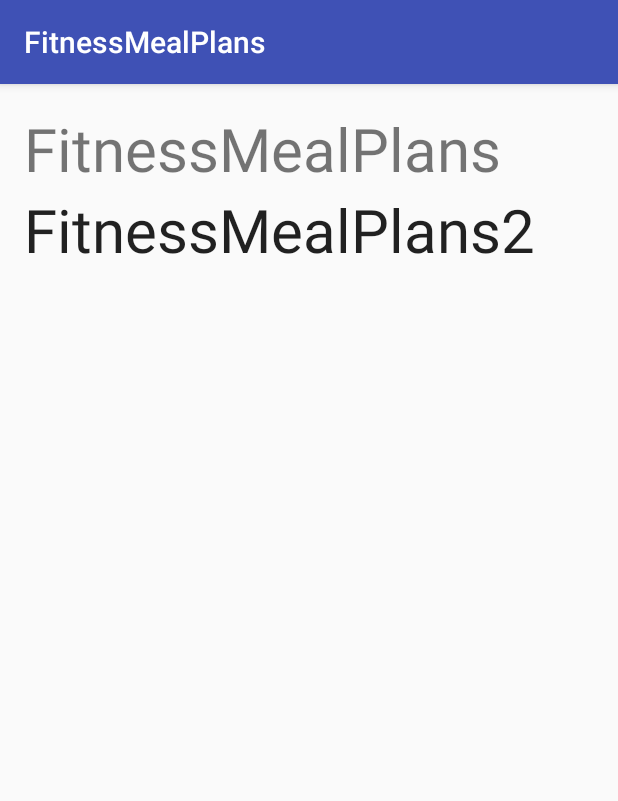
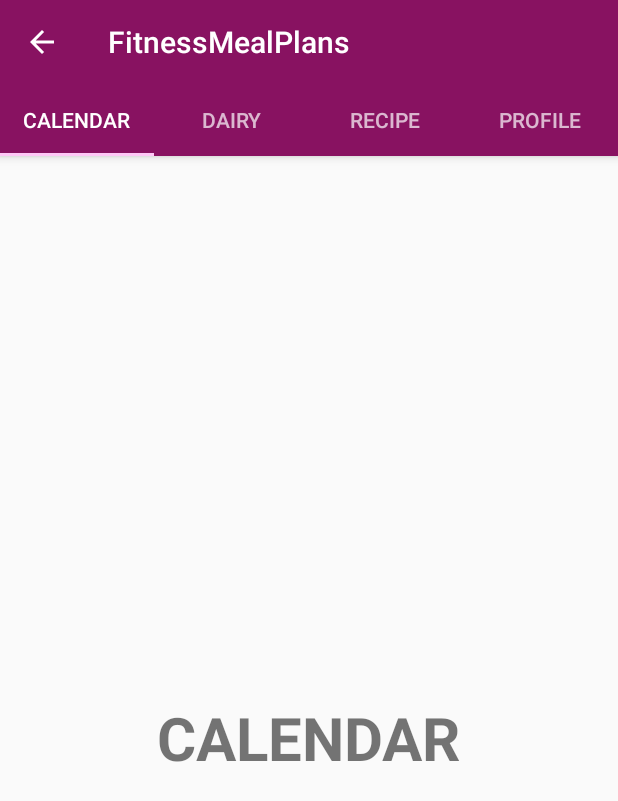
Before and after one commit to fitnessmealplans/FitnessMealPlans, an Android app: the screen it shows after launch (MainActivity), on a phone screen of 412 x 824 dp. Shown: the top 801 px of the screen. Run offline under Robolectric (Android 15) with nearby library versions, the phone set to English and light mode, and no system bars.

Commit message:
Android Project HubGit Open!

```diff
--- a/app/build.gradle
+++ b/app/build.gradle
@@ -23,4 +23,5 @@ dependencies {
     compile fileTree(dir: 'libs', include: ['*.jar'])
     testCompile 'junit:junit:4.12'
     compile 'com.android.support:appcompat-v7:23.3.0'
+    compile 'com.android.support:design:23.2.1'
 }
--- a/app/src/main/AndroidManifest.xml
+++ b/app/src/main/AndroidManifest.xml
@@ -1,14 +1,14 @@
 <?xml version="1.0" encoding="utf-8"?>
 <manifest xmlns:android="http://schemas.android.com/apk/res/android"
-    package="android.code.hjs.fitnessmealplans">
+    package="android.code.hjs.fitnessmealplans" >
 
     <application
         android:allowBackup="true"
         android:icon="@mipmap/ic_launcher"
         android:label="@string/app_name"
         android:supportsRtl="true"
-        android:theme="@style/AppTheme">
-        <activity android:name=".MainActivity">
+        android:theme="@style/AppTheme" >
+        <activity android:name=".MainActivity" >
             <intent-filter>
                 <action android:name="android.intent.action.MAIN" />
 
--- /dev/null
+++ b/app/src/main/java/android/code/hjs/fitnessmealplans/CalendarActivity.java
@@ -0,0 +1,28 @@
+package android.code.hjs.fitnessmealplans;
+
+import android.os.Bundle;
+import android.support.v4.app.Fragment;
+import android.view.LayoutInflater;
+import android.view.View;
+import android.view.ViewGroup;
+
+/**
+ * Created by HJS on 2016-05-01.
+ */
+public class CalendarActivity extends Fragment {
+
+    public CalendarActivity() {
+    }
+
+    @Override
+    public void onCreate(Bundle savedInstanceState) {
+        super.onCreate(savedInstanceState);
+    }
+
+    @Override
+    public View onCreateView(LayoutInflater inflater, ViewGroup container,
+                             Bundle savedInstanceState) {
+        // Inflate the layout for this fragment
+        return inflater.inflate(R.layout.fragment_calendar, container, false);
+    }
+}
--- /dev/null
+++ b/app/src/main/java/android/code/hjs/fitnessmealplans/HomeActivity.java
@@ -0,0 +1,30 @@
+package android.code.hjs.fitnessmealplans;
+
+import android.os.Bundle;
+import android.support.v4.app.Fragment;
+import android.view.LayoutInflater;
+import android.view.View;
+import android.view.ViewGroup;
+
+import android.code.hjs.fitnessmealplans.R;
+
+/**
+ * Created by HJS on 2016-05-01.
+ */
+public class HomeActivity  extends Fragment {
+
+    public HomeActivity() {
+    }
+
+    @Override
+    public void onCreate(Bundle savedInstanceState) {
+        super.onCreate(savedInstanceState);
+    }
+
+    @Override
+    public View onCreateView(LayoutInflater inflater, ViewGroup container,
+                             Bundle savedInstanceState) {
+        // Inflate the layout for this fragment
+        return inflater.inflate(R.layout.fragment_home, container, false);
+    }
+}
--- a/app/src/main/java/android/code/hjs/fitnessmealplans/MainActivity.java
+++ b/app/src/main/java/android/code/hjs/fitnessmealplans/MainActivity.java
@@ -1,13 +1,78 @@
 package android.code.hjs.fitnessmealplans;
 
+import android.support.design.widget.TabLayout;
+import android.support.v4.app.Fragment;
+import android.support.v4.app.FragmentManager;
+import android.support.v4.app.FragmentPagerAdapter;
+import android.support.v4.view.ViewPager;
 import android.support.v7.app.AppCompatActivity;
 import android.os.Bundle;
+import android.support.v7.widget.Toolbar;
+
+import android.code.hjs.fitnessmealplans.R;
+
+import java.util.ArrayList;
+import java.util.List;
 
 public class MainActivity extends AppCompatActivity {
+
+    private Toolbar toolbar;
+    private TabLayout tabLayout;
+    private ViewPager viewPager;
 
     @Override
     protected void onCreate(Bundle savedInstanceState) {
         super.onCreate(savedInstanceState);
         setContentView(R.layout.activity_main);
+
+        toolbar = (Toolbar) findViewById(R.id.toolbar);
+        setSupportActionBar(toolbar);
+
+        getSupportActionBar().setDisplayHomeAsUpEnabled(true);
+
+        viewPager = (ViewPager) findViewById(R.id.viewpager);
+        setupViewPager(viewPager);
+
+        tabLayout = (TabLayout) findViewById(R.id.tabs);
+        tabLayout.setupWithViewPager(viewPager);
     }
+
+    private void setupViewPager(ViewPager viewPager) {
+        ViewPagerAdapter adapter = new ViewPagerAdapter(getSupportFragmentManager());
+        adapter.addFragment(new CalendarActivity(), "Calendar");
+        adapter.addFragment(new HomeActivity(), "Dairy");
+        adapter.addFragment(new RecipeActivity(), "Recipe");
+        adapter.addFragment(new ProfileActivity(), "Profile");
+        viewPager.setAdapter(adapter);
+    }
+
+    class ViewPagerAdapter extends FragmentPagerAdapter {
+
+        private final List<Fragment> mFragmentList = new ArrayList<>();
+        private final List<String> mFragmentTitleList = new ArrayList<>();
+
+        public ViewPagerAdapter(FragmentManager manager) {
+            super(manager);
+        }
+
+        @Override
+        public Fragment getItem(int position) {
+            return mFragmentList.get(position);
+        }
+        @Override
+        public int getCount() {
+            return mFragmentList.size();
+        }
+
+        public void addFragment(Fragment fragment, String title) {
+            mFragmentList.add(fragment);
+            mFragmentTitleList.add(title);
+        }
+
+        @Override
+        public CharSequence getPageTitle(int position) {
+            return mFragmentTitleList.get(position);
+        }
+    }
+
 }
--- /dev/null
+++ b/app/src/main/java/android/code/hjs/fitnessmealplans/ProfileActivity.java
@@ -0,0 +1,28 @@
+package android.code.hjs.fitnessmealplans;
+
+import android.os.Bundle;
+import android.support.v4.app.Fragment;
+import android.view.LayoutInflater;
+import android.view.View;
+import android.view.ViewGroup;
+
+/**
+ * Created by HJS on 2016-05-01.
+ */
+public class ProfileActivity  extends Fragment {
+
+    public ProfileActivity() {
+    }
+
+    @Override
+    public void onCreate(Bundle savedInstanceState) {
+        super.onCreate(savedInstanceState);
+    }
+
+    @Override
+    public View onCreateView(LayoutInflater inflater, ViewGroup container,
+                             Bundle savedInstanceState) {
+        // Inflate the layout for this fragment
+        return inflater.inflate(R.layout.fragment_profile, container, false);
+    }
+}
--- /dev/null
+++ b/app/src/main/java/android/code/hjs/fitnessmealplans/RecipeActivity.java
@@ -0,0 +1,28 @@
+package android.code.hjs.fitnessmealplans;
+
+import android.os.Bundle;
+import android.support.v4.app.Fragment;
+import android.view.LayoutInflater;
+import android.view.View;
+import android.view.ViewGroup;
+
+/**
+ * Created by HJS on 2016-05-01.
+ */
+public class RecipeActivity extends Fragment {
+
+    public RecipeActivity() {
+    }
+
+    @Override
+    public void onCreate(Bundle savedInstanceState) {
+        super.onCreate(savedInstanceState);
+    }
+
+    @Override
+    public View onCreateView(LayoutInflater inflater, ViewGroup container,
+                             Bundle savedInstanceState) {
+        // Inflate the layout for this fragment
+        return inflater.inflate(R.layout.fragment_recipe, container, false);
+    }
+}
--- a/app/src/main/res/layout/activity_main.xml
+++ b/app/src/main/res/layout/activity_main.xml
@@ -1,30 +1,33 @@
 <?xml version="1.0" encoding="utf-8"?>
-<RelativeLayout xmlns:android="http://schemas.android.com/apk/res/android"
-    xmlns:tools="http://schemas.android.com/tools"
+<android.support.design.widget.CoordinatorLayout xmlns:android="http://schemas.android.com/apk/res/android"
+    xmlns:app="http://schemas.android.com/apk/res-auto"
     android:layout_width="match_parent"
-    android:layout_height="match_parent"
-    android:paddingBottom="@dimen/activity_vertical_margin"
-    android:paddingLeft="@dimen/activity_horizontal_margin"
-    android:paddingRight="@dimen/activity_horizontal_margin"
-    android:paddingTop="@dimen/activity_vertical_margin"
-    tools:context="android.code.hjs.fitnessmealplans.MainActivity">
+    android:layout_height="match_parent">
 
-    <TextView
-        android:layout_width="wrap_content"
+    <android.support.design.widget.AppBarLayout
+        android:layout_width="match_parent"
         android:layout_height="wrap_content"
-        android:text="FitnessMealPlans"
-        android:textSize="40dp"
-        android:id="@+id/textView" />
+        android:theme="@style/ThemeOverlay.AppCompat.Dark.ActionBar">
 
-    <TextView
-        android:layout_width="wrap_content"
-        android:layout_height="wrap_content"
-        android:textAppearance="?android:attr/textAppearanceLarge"
-        android:text="FitnessMealPlans2"
-        android:id="@+id/textView2"
-        android:layout_below="@+id/textView"
-        android:layout_alignParentLeft="true"
-        android:layout_alignParentStart="true"
-        android:textSize="40dp" />
+        <android.support.v7.widget.Toolbar
+            android:id="@+id/toolbar"
+            android:layout_width="match_parent"
+            android:layout_height="?attr/actionBarSize"
+            android:background="?attr/colorPrimary"
+            app:layout_scrollFlags="scroll|enterAlways"
+            app:popupTheme="@style/ThemeOverlay.AppCompat.Light" />
 
-</RelativeLayout>
+        <android.support.design.widget.TabLayout
+            android:id="@+id/tabs"
+            android:layout_width="match_parent"
+            android:layout_height="wrap_content"
+            app:tabMode="fixed"
+            app:tabGravity="fill"/>
+    </android.support.design.widget.AppBarLayout>
+
+    <android.support.v4.view.ViewPager
+        android:id="@+id/viewpager"
+        android:layout_width="match_parent"
+        android:layout_height="match_parent"
+        app:layout_behavior="@string/appbar_scrolling_view_behavior"  />
+</android.support.design.widget.CoordinatorLayout>
--- /dev/null
+++ b/app/src/main/res/layout/fragment_calendar.xml
@@ -0,0 +1,15 @@
+<?xml version="1.0" encoding="utf-8"?>
+<RelativeLayout xmlns:android="http://schemas.android.com/apk/res/android"
+    xmlns:tools="http://schemas.android.com/tools"
+    android:layout_width="match_parent"
+    android:layout_height="match_parent">
+
+    <TextView
+        android:layout_width="wrap_content"
+        android:layout_height="wrap_content"
+        android:text="CALENDAR"
+        android:textSize="40dp"
+        android:textStyle="bold"
+        android:layout_centerInParent="true"/>
+
+</RelativeLayout>
--- a/app/src/main/res/values/colors.xml
+++ b/app/src/main/res/values/colors.xml
@@ -1,6 +1,9 @@
 <?xml version="1.0" encoding="utf-8"?>
 <resources>
-    <color name="colorPrimary">#3F51B5</color>
-    <color name="colorPrimaryDark">#303F9F</color>
-    <color name="colorAccent">#FF4081</color>
+    <color name="colorPrimary">#881261</color>
+    <color name="colorPrimaryDark">#881255</color>
+    <color name="textColorPrimary">#FFFFFF</color>
+    <color name="windowBackground">#FFFFFF</color>
+    <color name="navigationBarColor">#000000</color>
+    <color name="colorAccent">#ffc8f7</color>
 </resources>
--- a/app/src/main/res/values/dimens.xml
+++ b/app/src/main/res/values/dimens.xml
@@ -2,4 +2,8 @@
     <!-- Default screen margins, per the Android Design guidelines. -->
     <dimen name="activity_horizontal_margin">16dp</dimen>
     <dimen name="activity_vertical_margin">16dp</dimen>
+    <dimen name="tab_max_width">264dp</dimen>
+    <dimen name="tab_padding_bottom">16dp</dimen>
+    <dimen name="tab_label">14sp</dimen>
+    <dimen name="custom_tab_layout_height">72dp</dimen>
 </resources>
--- a/app/src/main/res/values/strings.xml
+++ b/app/src/main/res/values/strings.xml
@@ -1,3 +1,9 @@
 <resources>
     <string name="app_name">FitnessMealPlans</string>
+    <string name="title_activity_home">HomeActivity</string>
+    <string name="action_settings">Settings</string>
+    <string name="section_format">Hello World from section: %1$d</string>
+
+    <!-- TODO: Remove or change this placeholder text -->
+    <string name="hello_blank_fragment">Hello blank fragment</string>
 </resources>
--- a/app/src/main/res/values/styles.xml
+++ b/app/src/main/res/values/styles.xml
@@ -1,8 +1,11 @@
 <resources>
 
-    <!-- Base application theme. -->
-    <style name="AppTheme" parent="Theme.AppCompat.Light.DarkActionBar">
-        <!-- Customize your theme here. -->
+    <style name="AppTheme" parent="AppTheme.Base">
+    </style>
+
+    <style name="AppTheme.Base" parent="Theme.AppCompat.Light.DarkActionBar">
+        <item name="windowNoTitle">true</item>
+        <item name="windowActionBar">false</item>
         <item name="colorPrimary">@color/colorPrimary</item>
         <item name="colorPrimaryDark">@color/colorPrimaryDark</item>
         <item name="colorAccent">@color/colorAccent</item>
```
Also changed, not shown: app/src/main/res/layout/fragment_home.xml (added, +212 -0 lines), app/src/main/res/layout/fragment_profile.xml (added, +160 -0 lines), app/src/main/res/layout/fragment_recipe.xml (added, +43 -0 lines), app/src/main/res/menu/menu_home.xml (added, +9 -0 lines), app/src/main/res/values-v21/styles.xml (added, +8 -0 lines).
